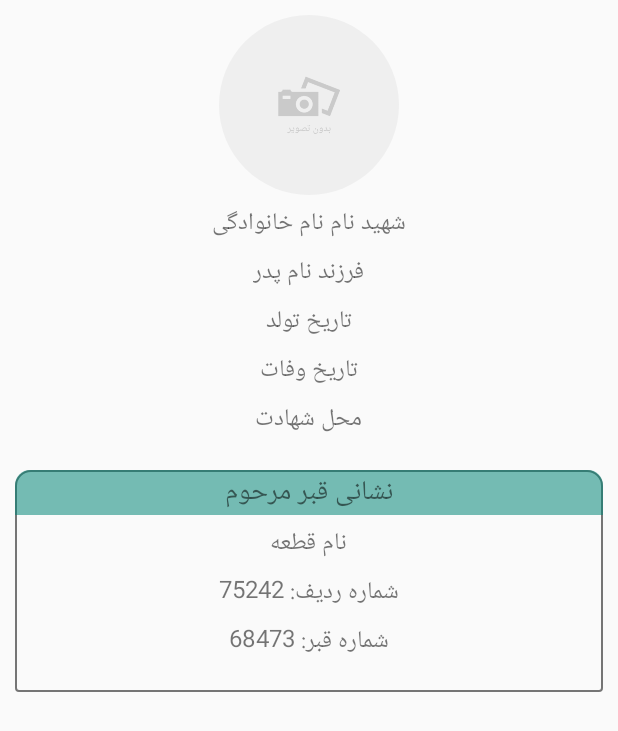
After one commit to MohamadAminChahardoli/Aramestan, an Android app: the layout activity_detail.xml on its own in the app's theme, with its tools: preview values and no code run, on a phone screen of 412 x 824 dp. The commit adds this screen. Shown: the top 731 px of the screen. Run offline under Robolectric (Android 15) with nearby library versions, the phone set to English and light mode, and no system bars.

Commit message:
search detail created.

```diff
--- a/app/build.gradle
+++ b/app/build.gradle
@@ -27,7 +27,7 @@ dependencies {
     implementation 'com.android.support.constraint:constraint-layout:1.1.3'
     implementation 'com.roughike:bottom-bar:2.3.1'
     implementation 'uk.co.chrisjenx:calligraphy:2.3.0'
-    implementation ('com.mohamadamin:persianmaterialdatetimepicker:1.2.1')
+    implementation('com.mohamadamin:persianmaterialdatetimepicker:1.2.1')
             {
                 exclude group: 'com.android.support'
                 exclude module: 'appcompat-v7'
--- /dev/null
+++ b/app/src/main/java/company/aryasoft/aramestan/Activities/DetailActivity.java
@@ -0,0 +1,23 @@
+package company.aryasoft.aramestan.Activities;
+
+import android.content.Context;
+import android.support.v7.app.AppCompatActivity;
+import android.os.Bundle;
+
+import company.aryasoft.aramestan.R;
+import uk.co.chrisjenx.calligraphy.CalligraphyContextWrapper;
+
+public class DetailActivity extends AppCompatActivity {
+
+    @Override
+    protected void attachBaseContext(Context newBase)
+    {
+        super.attachBaseContext(CalligraphyContextWrapper.wrap(newBase));
+    }
+
+    @Override
+    protected void onCreate(Bundle savedInstanceState) {
+        super.onCreate(savedInstanceState);
+        setContentView(R.layout.activity_detail);
+    }
+}
--- a/app/src/main/java/company/aryasoft/aramestan/Adapters/DeceasedAdapter.java
+++ b/app/src/main/java/company/aryasoft/aramestan/Adapters/DeceasedAdapter.java
@@ -1,25 +1,33 @@
 package company.aryasoft.aramestan.Adapters;
 
+import android.content.Context;
+import android.content.Intent;
 import android.support.annotation.NonNull;
 import android.support.v7.widget.RecyclerView;
 import android.view.LayoutInflater;
 import android.view.View;
 import android.view.ViewGroup;
+import android.widget.Button;
 import android.widget.ImageView;
 import android.widget.TextView;
 
 import java.util.List;
 
+import company.aryasoft.aramestan.Activities.DetailActivity;
+import company.aryasoft.aramestan.Activities.MainActivity;
+import company.aryasoft.aramestan.App.MyApplication;
 import company.aryasoft.aramestan.Models.Deceased;
 import company.aryasoft.aramestan.R;
 import de.hdodenhof.circleimageview.CircleImageView;
 
-public class DeceasedAdapter extends RecyclerView.Adapter<DeceasedAdapter.DeceasedViewHolder> {
+public class DeceasedAdapter extends RecyclerView.Adapter<DeceasedAdapter.DeceasedViewHolder> implements Button.OnClickListener {
 
     private List<Deceased> DeceasedList;
+    private Context ContextInstance;
 
-    public DeceasedAdapter(List<Deceased> deceasedList) {
+    public DeceasedAdapter(List<Deceased> deceasedList, Context context) {
         DeceasedList = deceasedList;
+        ContextInstance = context;
     }
 
     @NonNull
@@ -39,11 +47,18 @@ public class DeceasedAdapter extends RecyclerView.Adapter<DeceasedAdapter.Deceas
         deceasedViewHolder.TextTitleFullName.setText(titleAndFullName);
         String fatherName = "فرزند " + deceased.getFatherName();
         deceasedViewHolder.TextFatherName.setText(fatherName);
+        deceasedViewHolder.itemView.setOnClickListener(this);
     }
 
     @Override
     public int getItemCount() {
         return DeceasedList.size();
+    }
+
+    @Override
+    public void onClick(View v) {
+        Intent detailActivityIntent = new Intent(ContextInstance, DetailActivity.class);
+        ContextInstance.startActivity(detailActivityIntent);
     }
 
     public class DeceasedViewHolder extends RecyclerView.ViewHolder
--- a/app/src/main/java/company/aryasoft/aramestan/Fragments/SearchFragment.java
+++ b/app/src/main/java/company/aryasoft/aramestan/Fragments/SearchFragment.java
@@ -50,7 +50,7 @@ public class SearchFragment extends Fragment implements Button.OnClickListener {
         deceasedList.add(new Deceased(1, "میرزا قاسمی", "جلال آل احمد", "No Image", "هنرمند"));
         deceasedList.add(new Deceased(1, "صابر رجبی", "حجت الله", "No Image", ""));
 
-        DeceasedAdapter deceasedAdapter = new DeceasedAdapter(deceasedList);
+        DeceasedAdapter deceasedAdapter = new DeceasedAdapter(deceasedList, getActivity());
         RecyclerView.LayoutManager mLayoutManager = new LinearLayoutManager(MyApplication.getContext());
         RecyclerViewSearchResult.setLayoutManager(mLayoutManager);
         RecyclerViewSearchResult.setItemAnimator(new DefaultItemAnimator());
--- a/app/src/main/java/company/aryasoft/aramestan/Models/DetailDeceased.java
+++ b/app/src/main/java/company/aryasoft/aramestan/Models/DetailDeceased.java
@@ -5,7 +5,6 @@ public class DetailDeceased {
     private int DeadId;
     private String FullName;
     private String FatherName;
-    private int Gender;
     private String BirthDate;
     private String DeadDate;
     private String PlaceMartyr;
@@ -15,18 +14,18 @@ public class DetailDeceased {
     private String Lang;
     private String ImageName;
     private String DefunctTitle;
+    private String BlockName;
 
     public DetailDeceased() {
     }
 
     public DetailDeceased(int deadId, String fullName, String fatherName,
-                          int gender, String birthDate, String deadDate,
+                          String birthDate, String deadDate,
                           String placeMartyr, int rowNumber, int graveNumber,
-                          String lat, String lang, String imageName, String defunctTitle) {
+                          String lat, String lang, String imageName, String defunctTitle, String blockName) {
         DeadId = deadId;
         FullName = fullName;
         FatherName = fatherName;
-        Gender = gender;
         BirthDate = birthDate;
         DeadDate = deadDate;
         PlaceMartyr = placeMartyr;
@@ -36,6 +35,7 @@ public class DetailDeceased {
         Lang = lang;
         ImageName = imageName;
         DefunctTitle = defunctTitle;
+        BlockName = blockName;
     }
 
     public int getDeadId() {
@@ -48,10 +48,6 @@ public class DetailDeceased {
 
     public String getFatherName() {
         return FatherName;
-    }
-
-    public int getGender() {
-        return Gender;
     }
 
     public String getBirthDate() {
@@ -90,6 +86,10 @@ public class DetailDeceased {
         return DefunctTitle;
     }
 
+    public String getBlockName() {
+        return BlockName;
+    }
+
     public void setDeadId(int deadId) {
         DeadId = deadId;
     }
@@ -100,10 +100,6 @@ public class DetailDeceased {
 
     public void setFatherName(String fatherName) {
         FatherName = fatherName;
-    }
-
-    public void setGender(int gender) {
-        Gender = gender;
     }
 
     public void setBirthDate(String birthDate) {
@@ -142,4 +138,7 @@ public class DetailDeceased {
         DefunctTitle = defunctTitle;
     }
 
+    public void setBlockName(String blockName) {
+        BlockName = blockName;
+    }
 }
--- /dev/null
+++ b/app/src/main/res/drawable/border_style_1.xml
@@ -0,0 +1,11 @@
+<?xml version="1.0" encoding="utf-8"?>
+<shape xmlns:android="http://schemas.android.com/apk/res/android"
+    android:shape="rectangle">
+
+    <corners android:topLeftRadius="10dp"
+        android:topRightRadius="10dp"
+        android:bottomRightRadius="2dp"
+        android:bottomLeftRadius="2dp"/>
+    <stroke android:width="1dp" android:color="#757575"/>
+
+</shape>
--- /dev/null
+++ b/app/src/main/res/drawable/txt_grave_title_style.xml
@@ -0,0 +1,11 @@
+<?xml version="1.0" encoding="utf-8"?>
+<shape xmlns:android="http://schemas.android.com/apk/res/android"
+    android:shape="rectangle">
+
+    <corners android:topLeftRadius="10dp"
+        android:topRightRadius="10dp"
+        android:bottomRightRadius="0dp"
+        android:bottomLeftRadius="0dp"/>
+    <solid android:color="#88008577"/>
+
+</shape>
--- /dev/null
+++ b/app/src/main/res/layout/activity_detail.xml
@@ -0,0 +1,131 @@
+<?xml version="1.0" encoding="utf-8"?>
+<RelativeLayout xmlns:android="http://schemas.android.com/apk/res/android"
+    xmlns:app="http://schemas.android.com/apk/res-auto"
+    xmlns:tools="http://schemas.android.com/tools"
+    android:layout_width="match_parent"
+    android:layout_height="match_parent"
+    tools:context=".Activities.DetailActivity">
+
+    <ScrollView
+        android:layout_width="match_parent"
+        android:layout_height="match_parent">
+
+        <RelativeLayout
+            android:layout_width="match_parent"
+            android:layout_height="match_parent"
+            android:padding="10dp">
+
+            <de.hdodenhof.circleimageview.CircleImageView
+                android:id="@+id/img_deceased_photo_detail"
+                android:layout_width="120dp"
+                android:layout_height="120dp"
+                android:src="@drawable/no_img"
+                app:civ_border_width="0dp"
+                app:civ_border_color="#FF000000"
+                android:layout_centerHorizontal="true"/>
+
+            <TextView
+                android:layout_width="wrap_content"
+                android:layout_height="wrap_content"
+                android:id="@+id/txt_title_full_name_detail"
+                android:text="شهید نام نام خانوادگی"
+                android:layout_below="@+id/img_deceased_photo_detail"
+                android:layout_centerHorizontal="true"
+                android:textSize="16sp"
+                android:layout_marginTop="5dp"/>
+
+            <TextView
+                android:layout_width="wrap_content"
+                android:layout_height="wrap_content"
+                android:id="@+id/txt_father_name_detail"
+                android:text="فرزند نام پدر"
+                android:layout_below="@+id/txt_title_full_name_detail"
+                android:layout_centerHorizontal="true"
+                android:textSize="16sp"
+                android:layout_marginTop="5dp"/>
+
+            <TextView
+                android:layout_width="wrap_content"
+                android:layout_height="wrap_content"
+                android:id="@+id/txt_birth_date"
+                android:text="تاریخ تولد"
+                android:layout_below="@+id/txt_father_name_detail"
+                android:layout_centerHorizontal="true"
+                android:textSize="16sp"
+                android:layout_marginTop="5dp"/>
+            PlaceMartyr
+            <TextView
+                android:layout_width="wrap_content"
+                android:layout_height="wrap_content"
+                android:id="@+id/txt_dead_date"
+                android:text="تاریخ وفات"
+                android:layout_below="@+id/txt_birth_date"
+                android:layout_centerHorizontal="true"
+                android:textSize="16sp"
+                android:layout_marginTop="5dp"/>
+
+            <TextView
+                android:layout_width="wrap_content"
+                android:layout_height="wrap_content"
+                android:id="@+id/txt_place_martyr"
+                android:text="محل شهادت"
+                android:layout_below="@+id/txt_dead_date"
+                android:layout_centerHorizontal="true"
+                android:textSize="16sp"
+                android:layout_marginTop="5dp"/>
+
+            <RelativeLayout
+                android:layout_width="match_parent"
+                android:layout_height="wrap_content"
+                android:layout_below="@+id/txt_place_martyr"
+                android:background="@drawable/border_style_1"
+                android:layout_marginTop="20dp"
+                android:paddingBottom="20dp">
+
+                <TextView
+                    android:layout_width="match_parent"
+                    android:layout_height="30dp"
+                    android:id="@+id/txt_grave_address_title_"
+                    android:text="نشانی قبر مرحوم"
+                    android:layout_centerHorizontal="true"
+                    android:textSize="18sp"
+                    android:gravity="center"
+                    android:background="@drawable/txt_grave_title_style"/>
+
+                <TextView
+                    android:layout_width="wrap_content"
+                    android:layout_height="wrap_content"
+                    android:id="@+id/txt_block_name"
+                    android:text="نام قطعه"
+                    android:layout_below="@+id/txt_grave_address_title_"
+                    android:layout_centerHorizontal="true"
+                    android:textSize="16sp"
+                    android:layout_marginTop="5dp"/>
+
+                <TextView
+                    android:layout_width="wrap_content"
+                    android:layout_height="wrap_content"
+                    android:id="@+id/txt_row_number"
+                    android:text="شماره ردیف: 75242"
+                    android:layout_below="@+id/txt_block_name"
+                    android:layout_centerHorizontal="true"
+                    android:textSize="16sp"
+                    android:layout_marginTop="5dp"/>
+
+                <TextView
+                    android:layout_width="wrap_content"
+                    android:layout_height="wrap_content"
+                    android:id="@+id/txt_grave_number"
+                    android:text="شماره قبر: 68473"
+                    android:layout_below="@+id/txt_row_number"
+                    android:layout_centerHorizontal="true"
+                    android:textSize="16sp"
+                    android:layout_marginTop="5dp"/>
+
+            </RelativeLayout>
+
+        </RelativeLayout>
+
+    </ScrollView>
+
+</RelativeLayout>
```
Also changed, not shown: app/src/main/AndroidManifest.xml (+17 -20 lines).
